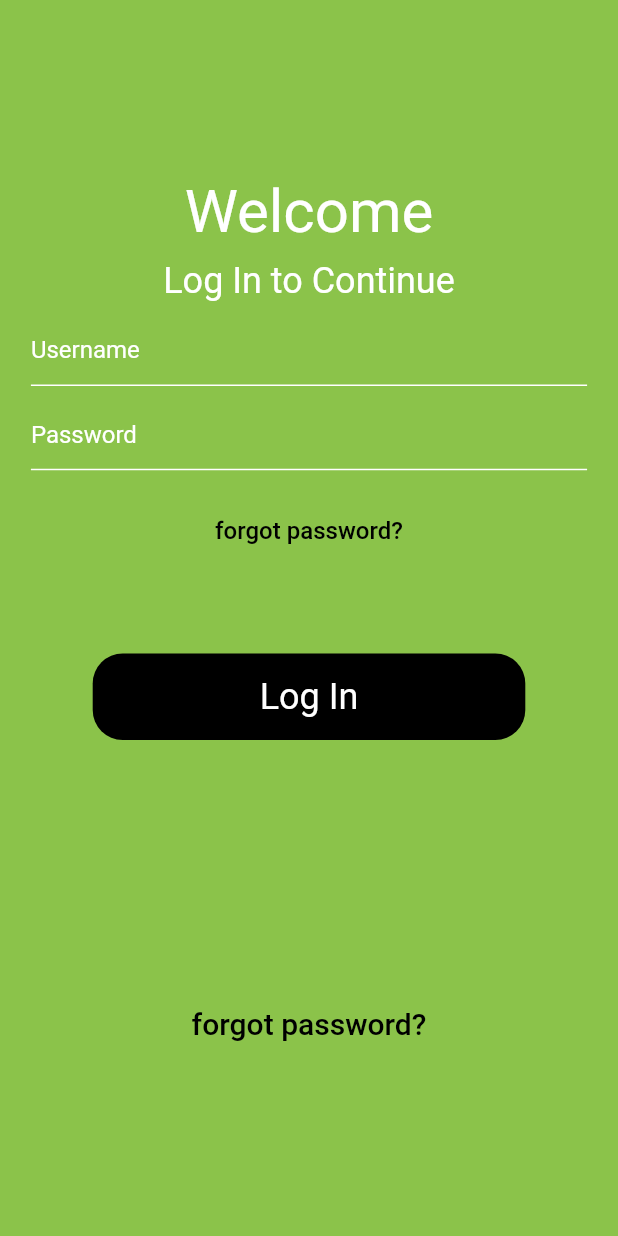
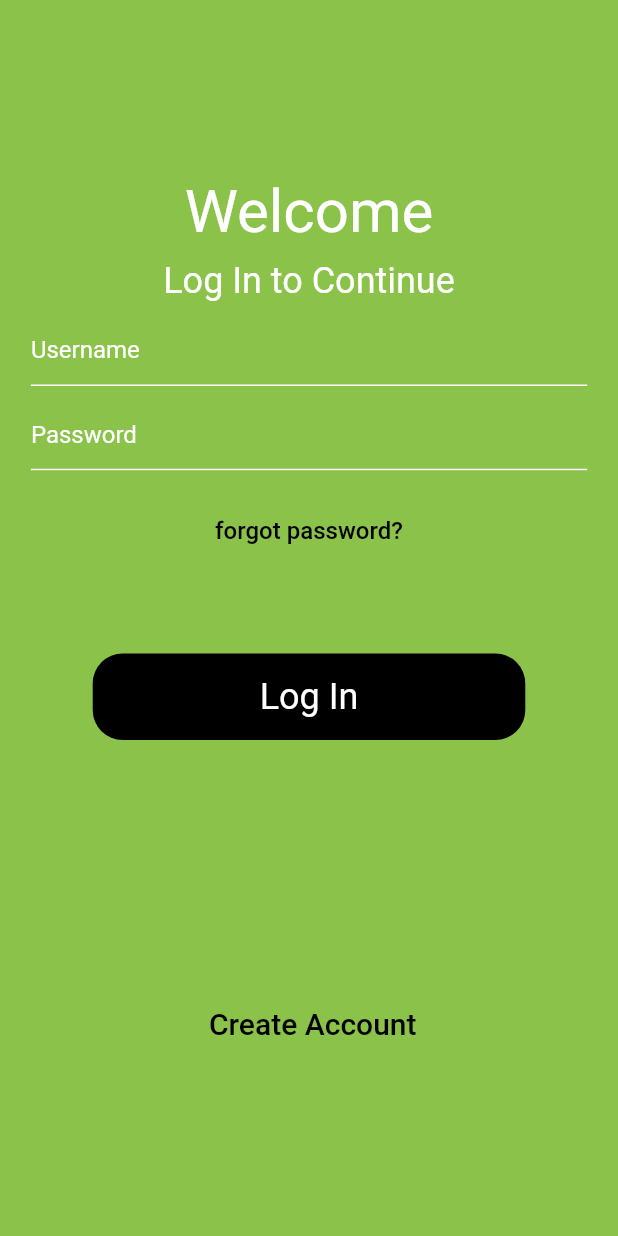
Before and after one commit to ulasozturkk/flutter-firebase-signin-signup-auth, a Flutter app: the screen it shows after launch, on a phone screen of 412 x 824 dp. Run offline on Flutter 3.47's test engine with Material 2 defaults, Android fonts, the phone set to English and light mode, and no system bars; our stand-ins replace firebase_core; accounts and stored records are empty.

Commit message:
fix: create account button

```diff
--- a/lib/main.dart
+++ b/lib/main.dart
@@ -56,7 +56,7 @@ class myLoginPage extends StatelessWidget{
               customSizedBox(screenHeight * 0.07),
               customButton(screenHeight: screenHeight, screenWidth: screenWidth),
               customSizedBox(screenHeight * 0.20),
-              TextButton(onPressed: () {}, child: customText(text: "forgot password?", fontsize: 20,color: Colors.black,)),
+              TextButton(onPressed: () {}, child: customText(text: " Create Account", fontsize: 20,color: Colors.black,)),
 
             ],
           ),
```
